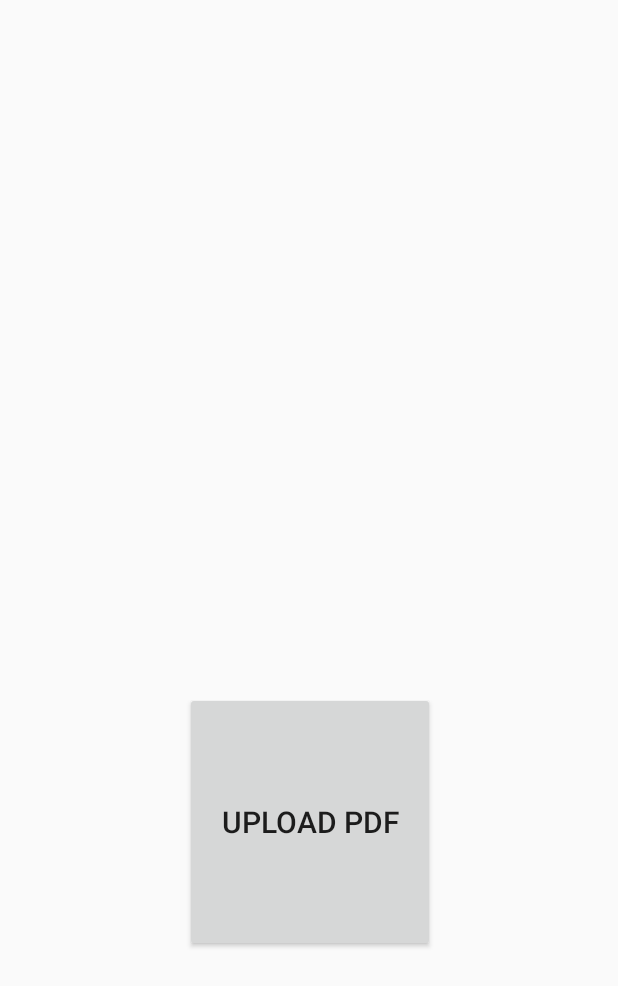
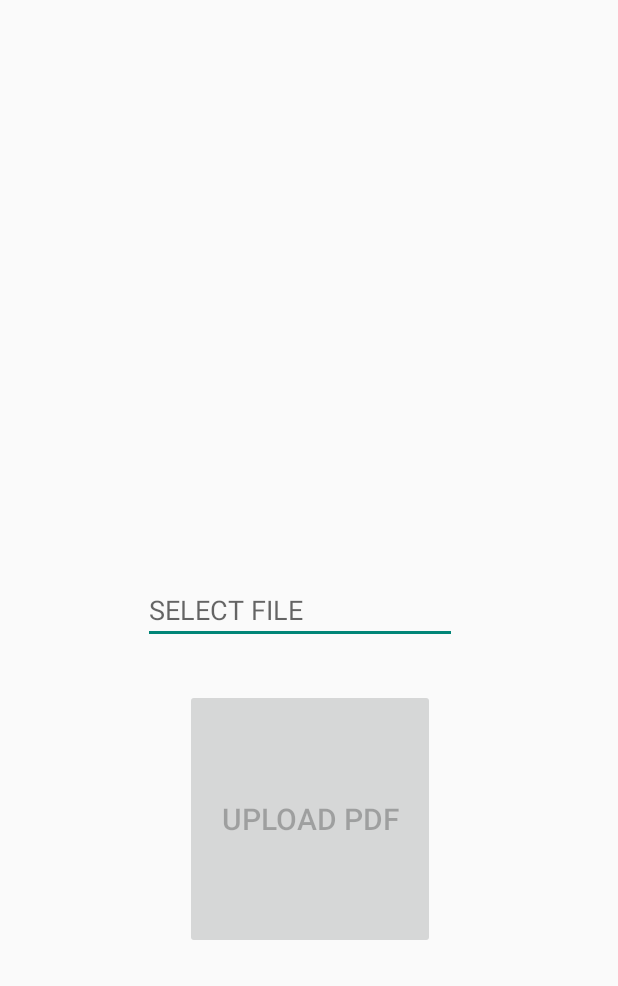
Before and after one commit to sanjith1309/NoteStack_AndroidApp, an Android app: the uploadpdf screen opened directly, with no data from a screen before it, on a phone screen of 412 x 824 dp. Shown: the top 986 px of the screen. Run offline under Robolectric (Android 15) with nearby library versions, the phone set to English and light mode, and no system bars; our stand-ins replace Firebase (no records; nobody signed in at launch, a user with empty details on screens opened directly); Roboto replaces fonts that are not available here.

Commit message:
by sanjith

```diff
--- a/app/build.gradle
+++ b/app/build.gradle
@@ -36,6 +36,9 @@ dependencies {
     implementation 'androidx.constraintlayout:constraintlayout:2.1.4'
     implementation 'com.google.firebase:firebase-database:20.1.0'
     implementation 'com.google.android.gms:play-services-ads:20.3.0'
+    implementation 'com.google.firebase:firebase-storage:20.0.0'
+    implementation 'androidx.appcompat:appcompat:1.3.1'
+
     implementation 'androidx.work:work-runtime:2.7.1'
     testImplementation 'junit:junit:4.13.2'
     androidTestImplementation 'androidx.test.ext:junit:1.1.5'
--- a/app/src/main/AndroidManifest.xml
+++ b/app/src/main/AndroidManifest.xml
@@ -3,6 +3,9 @@
     xmlns:tools="http://schemas.android.com/tools">
 
     <uses-permission android:name="android.permission.INTERNET" />
+    <uses-permission android:name="android.permission.WRITE_EXTERNAL_STORAGE"
+        tools:ignore="ScopedStorage"/>
+    <uses-permission android:name="android.permission.READ_EXTERNAL_STORAGE"/>
 
     <application
         android:allowBackup="true"
--- a/app/src/main/res/layout/activity_uploadpdf.xml
+++ b/app/src/main/res/layout/activity_uploadpdf.xml
@@ -27,13 +27,25 @@
         android:layout_width="0dp"
         android:layout_height="173dp"
         android:layout_marginStart="123dp"
-        android:layout_marginTop="95dp"
         android:layout_marginEnd="122dp"
         android:layout_marginBottom="191dp"
         android:text="Upload pdf"
         android:textSize="20dp"
         app:layout_constraintBottom_toBottomOf="parent"
         app:layout_constraintEnd_toEndOf="parent"
-        app:layout_constraintStart_toStartOf="parent"
-        app:layout_constraintTop_toBottomOf="@+id/textshow" />
+        app:layout_constraintStart_toStartOf="parent" />
+
+    <EditText
+        android:id="@+id/editTextText"
+        android:layout_width="0dp"
+        android:layout_height="wrap_content"
+        android:layout_marginStart="95dp"
+        android:layout_marginEnd="107dp"
+        android:layout_marginBottom="30dp"
+        android:ems="10"
+        android:inputType="text"
+        android:hint="SELECT FILE"
+        app:layout_constraintBottom_toTopOf="@+id/button4"
+        app:layout_constraintEnd_toEndOf="parent"
+        app:layout_constraintStart_toStartOf="parent" />
 </androidx.constraintlayout.widget.ConstraintLayout>
```
Also changed, not shown: app/src/main/java/com/example/projectpdf/FileinModel.java (added, +31 -0 lines), app/src/main/java/com/example/projectpdf/uploadpdf.java (+141 -0 lines).
